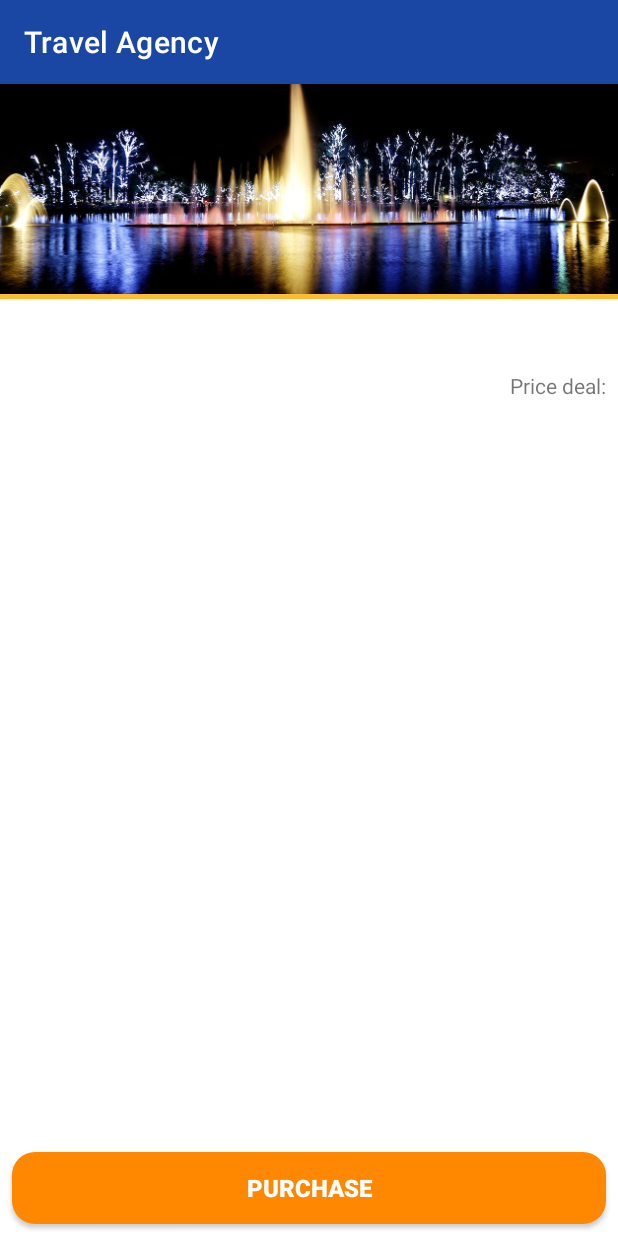
After one commit to zbkllz/alura--travel-agency, an Android app: the ResumePackageActivity screen opened directly, with no data from a screen before it, on a phone screen of 412 x 824 dp. The commit adds this screen. Run offline under Robolectric (Android 15) with nearby library versions, the phone set to English and light mode, and no system bars.

Commit message:
:construction: resuming package and payment checkout

```diff
--- a/app/src/main/AndroidManifest.xml
+++ b/app/src/main/AndroidManifest.xml
@@ -13,7 +13,21 @@
         android:theme="@style/Theme.TravelAgency"
         tools:targetApi="31">
         <activity
-            android:name="com.alura.travelagency.ui.activity.TravelPackagesActivity"
+            android:name=".ui.activity.PaymentActivity"
+            android:exported="false">
+            <meta-data
+                android:name="android.app.lib_name"
+                android:value="" />
+        </activity>
+        <activity
+            android:name=".ui.activity.ResumePackageActivity"
+            android:exported="false">
+            <meta-data
+                android:name="android.app.lib_name"
+                android:value="" />
+        </activity>
+        <activity
+            android:name=".ui.activity.TravelPackagesActivity"
             android:exported="true">
             <intent-filter>
                 <action android:name="android.intent.action.MAIN" />
--- /dev/null
+++ b/app/src/main/java/com/alura/travelagency/ui/activity/PaymentActivity.java
@@ -0,0 +1,16 @@
+package com.alura.travelagency.ui.activity;
+
+import androidx.appcompat.app.AppCompatActivity;
+
+import android.os.Bundle;
+
+import com.alura.travelagency.R;
+
+public class PaymentActivity extends AppCompatActivity {
+
+    @Override
+    protected void onCreate(Bundle savedInstanceState) {
+        super.onCreate(savedInstanceState);
+        setContentView(R.layout.activity_payment);
+    }
+}
--- /dev/null
+++ b/app/src/main/java/com/alura/travelagency/ui/activity/ResumePackageActivity.java
@@ -0,0 +1,20 @@
+package com.alura.travelagency.ui.activity;
+
+import androidx.appcompat.app.AppCompatActivity;
+
+import android.content.Intent;
+import android.os.Bundle;
+
+import com.alura.travelagency.R;
+
+public class ResumePackageActivity extends AppCompatActivity {
+
+    @Override
+    protected void onCreate(Bundle savedInstanceState) {
+        super.onCreate(savedInstanceState);
+        setContentView(R.layout.activity_resume_package);
+
+        Intent intent = new Intent(this, PaymentActivity.class);
+        startActivity(intent);
+    }
+}
--- a/app/src/main/java/com/alura/travelagency/ui/activity/TravelPackagesActivity.java
+++ b/app/src/main/java/com/alura/travelagency/ui/activity/TravelPackagesActivity.java
@@ -1,5 +1,6 @@
 package com.alura.travelagency.ui.activity;
 
+import android.content.Intent;
 import android.os.Bundle;
 import android.widget.ListView;
 
@@ -23,6 +24,9 @@ public class TravelPackagesActivity extends AppCompatActivity {
 
         setTitle(TITLE_APPBAR);
         listConfig();
+
+        Intent intent = new Intent(this, ResumePackageActivity.class);
+        startActivity(intent);
     }
 
     private void listConfig() {
--- /dev/null
+++ b/app/src/main/res/drawable/btn_orange.xml
@@ -0,0 +1,7 @@
+<?xml version="1.0" encoding="utf-8"?>
+
+<shape xmlns:android="http://schemas.android.com/apk/res/android"
+    android:shape="rectangle">
+    <solid android:color="@android:color/holo_orange_dark" />
+    <corners android:radius="15dp" />
+</shape>
--- /dev/null
+++ b/app/src/main/res/layout/activity_payment.xml
@@ -0,0 +1,9 @@
+<?xml version="1.0" encoding="utf-8"?>
+<androidx.constraintlayout.widget.ConstraintLayout xmlns:android="http://schemas.android.com/apk/res/android"
+    xmlns:app="http://schemas.android.com/apk/res-auto"
+    xmlns:tools="http://schemas.android.com/tools"
+    android:layout_width="match_parent"
+    android:layout_height="match_parent"
+    tools:context=".ui.activity.PaymentActivity">
+
+</androidx.constraintlayout.widget.ConstraintLayout>
--- /dev/null
+++ b/app/src/main/res/layout/activity_resume_package.xml
@@ -0,0 +1,100 @@
+<?xml version="1.0" encoding="utf-8"?>
+<androidx.constraintlayout.widget.ConstraintLayout xmlns:android="http://schemas.android.com/apk/res/android"
+    xmlns:app="http://schemas.android.com/apk/res-auto"
+    xmlns:tools="http://schemas.android.com/tools"
+    android:layout_width="match_parent"
+    android:layout_height="match_parent"
+    tools:context=".ui.activity.ResumePackageActivity">
+
+    <ImageView
+        android:id="@+id/iv_resume_pkg"
+        android:layout_width="0dp"
+        android:layout_height="140dp"
+        android:scaleType="centerCrop"
+        android:src="@drawable/sao_paulo_sp"
+        app:layout_constraintBottom_toBottomOf="parent"
+        app:layout_constraintEnd_toEndOf="parent"
+        app:layout_constraintStart_toStartOf="parent"
+        app:layout_constraintTop_toTopOf="parent"
+        app:layout_constraintVertical_bias="0.0"
+        tools:ignore="ContentDescription" />
+    <View
+        android:id="@+id/v_item_div"
+        android:layout_width="0dp"
+        android:layout_height="3dp"
+        android:background="@android:color/holo_orange_light"
+        app:layout_constraintEnd_toEndOf="parent"
+        app:layout_constraintStart_toStartOf="parent"
+        app:layout_constraintTop_toBottomOf="@+id/iv_resume_pkg"
+        tools:layout_editor_absoluteY="100dp" />
+
+    <TextView
+        android:id="@+id/tv_resume_place"
+        android:layout_width="wrap_content"
+        android:layout_height="wrap_content"
+        android:layout_marginStart="8dp"
+        android:layout_marginTop="8dp"
+        android:textSize="24sp"
+        android:textStyle="bold"
+        app:layout_constraintStart_toStartOf="parent"
+        app:layout_constraintTop_toBottomOf="@+id/iv_resume_pkg"
+        tools:text="São Paulo" />
+
+    <TextView
+        android:id="@+id/tv_resume_days"
+        android:layout_width="wrap_content"
+        android:layout_height="wrap_content"
+        android:layout_marginTop="8dp"
+        android:textSize="16sp"
+        app:layout_constraintStart_toStartOf="@+id/tv_resume_place"
+        app:layout_constraintTop_toBottomOf="@+id/tv_resume_place"
+        tools:text="2 days" />
+
+    <TextView
+        android:id="@+id/tv_resume_dates"
+        android:layout_width="wrap_content"
+        android:layout_height="wrap_content"
+        android:layout_marginTop="8dp"
+        app:layout_constraintStart_toStartOf="@+id/tv_resume_days"
+        app:layout_constraintTop_toBottomOf="@+id/tv_resume_days"
+        tools:text="08/12 - 10/12 in 2023" />
+
+    <TextView
+        android:id="@+id/tv_resume_price"
+        android:layout_width="wrap_content"
+        android:layout_height="wrap_content"
+        android:text="@string/price_deal"
+        app:layout_constraintBottom_toTopOf="@+id/tv_resume_price_value"
+        app:layout_constraintEnd_toEndOf="@+id/tv_resume_price_value" />
+
+    <TextView
+        android:id="@+id/tv_resume_price_value"
+        android:layout_width="wrap_content"
+        android:layout_height="wrap_content"
+        android:layout_marginEnd="8dp"
+        android:textColor="#43A047"
+        android:textSize="20sp"
+        app:layout_constraintBottom_toBottomOf="@+id/tv_resume_dates"
+        app:layout_constraintEnd_toEndOf="parent"
+        tools:text="R$ 243,99" />
+
+    <androidx.appcompat.widget.AppCompatButton
+        android:id="@+id/btn_resume_purchase"
+        android:layout_width="0dp"
+        android:layout_height="wrap_content"
+        android:layout_marginStart="8dp"
+        android:layout_marginTop="8dp"
+        android:layout_marginEnd="8dp"
+        android:layout_marginBottom="8dp"
+        android:background="@drawable/btn_orange"
+        android:text="@string/purchase"
+        android:textColor="@color/white"
+        android:textSize="16sp"
+        android:textStyle="bold"
+        app:layout_constraintBottom_toBottomOf="parent"
+        app:layout_constraintEnd_toEndOf="parent"
+        app:layout_constraintStart_toStartOf="parent"
+        app:layout_constraintTop_toTopOf="@+id/iv_resume_pkg"
+        app:layout_constraintVertical_bias="1.0" />
+
+</androidx.constraintlayout.widget.ConstraintLayout>
--- a/app/src/main/res/layout/activity_travel_packages.xml
+++ b/app/src/main/res/layout/activity_travel_packages.xml
@@ -4,13 +4,13 @@
     xmlns:tools="http://schemas.android.com/tools"
     android:layout_width="match_parent"
     android:layout_height="match_parent"
-    tools:context="com.alura.travelagency.ui.activity.TravelPackagesActivity">
+    tools:context=".ui.activity.TravelPackagesActivity">
 
     <ImageView
         android:id="@+id/iv_travel_header_bg"
         android:layout_width="0dp"
         android:layout_height="120dp"
-        android:background="@android:color/holo_purple"
+        android:background="#6684e0"
         app:layout_constraintBottom_toBottomOf="parent"
         app:layout_constraintEnd_toEndOf="parent"
         app:layout_constraintStart_toStartOf="parent"
--- a/app/src/main/res/layout/item_package.xml
+++ b/app/src/main/res/layout/item_package.xml
@@ -6,7 +6,6 @@
     android:layout_height="wrap_content">
 
     <androidx.cardview.widget.CardView
-        android:id="@+id/cd_item_pkg"
         android:layout_width="0dp"
         android:layout_height="wrap_content"
         android:layout_margin="6dp"
@@ -83,7 +82,7 @@
                 android:layout_width="wrap_content"
                 android:layout_height="wrap_content"
                 android:layout_marginBottom="8dp"
-                android:textColor="@android:color/holo_green_dark"
+                android:textColor="#43A047"
                 android:textSize="20sp"
                 app:layout_constraintBottom_toBottomOf="parent"
                 app:layout_constraintStart_toStartOf="@+id/tv_item_period"
--- a/app/src/main/res/values/colors.xml
+++ b/app/src/main/res/values/colors.xml
@@ -1,7 +1,6 @@
 <?xml version="1.0" encoding="utf-8"?>
 <resources>
     <color name="purple_200">#FFBB86FC</color>
-    <color name="purple_500">#FF6200EE</color>
     <color name="purple_700">#FF3700B3</color>
     <color name="teal_200">#FF03DAC5</color>
     <color name="teal_700">#FF018786</color>
--- a/app/src/main/res/values/strings.xml
+++ b/app/src/main/res/values/strings.xml
@@ -2,4 +2,6 @@
     <string name="app_name">Travel Agency</string>
     <string name="head_title">Special Offerings</string>
     <string name="country_name">Brazil</string>
+    <string name="purchase">Purchase</string>
+    <string name="price_deal">Price deal:</string>
 </resources>
--- a/app/src/main/res/values/themes.xml
+++ b/app/src/main/res/values/themes.xml
@@ -2,9 +2,9 @@
     <!-- Base application theme. -->
     <style name="Theme.TravelAgency" parent="Theme.MaterialComponents.DayNight.DarkActionBar">
         <!-- Primary brand color. -->
-        <item name="colorPrimary">#7b1fa2</item>
-        <item name="colorPrimaryVariant">#4a0072</item>
-        <item name="colorOnPrimary">#ae52d4</item>
+        <item name="colorPrimary">#1947a3</item>
+        <item name="colorPrimaryVariant">#4c70db</item>
+        <item name="colorOnPrimary">#6684e0</item>
         <!-- Secondary brand color. -->
         <item name="colorSecondary">@color/teal_200</item>
         <item name="colorSecondaryVariant">@color/teal_700</item>
@@ -13,4 +13,5 @@
         <item name="android:statusBarColor">?attr/colorPrimaryVariant</item>
         <!-- Customize your theme here. -->
     </style>
+
 </resources>
```
